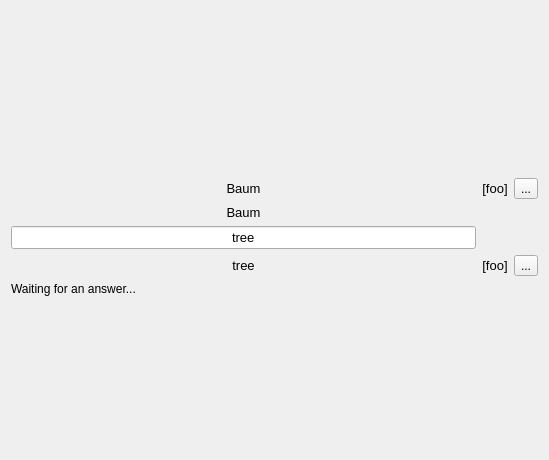
KDE/parley, file src/practice/practice_widget_written.ui: the form before one commit.
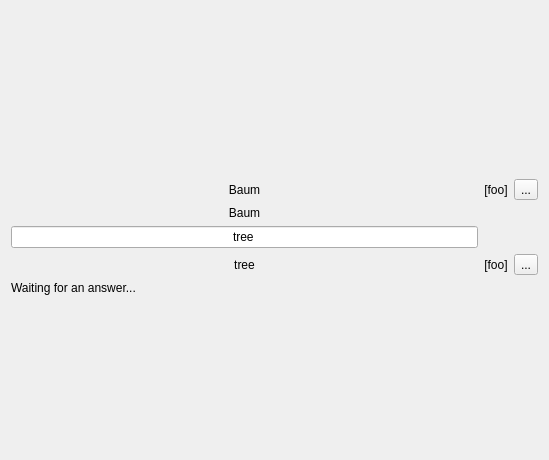
The form after the commit. Custom widgets are drawn as their Qt base class.

Commit message:
backport of r1200060: remove hardcoded font sizes
ccbug:255027

The edit to the form file:
```diff
--- a/src/practice/practice_widget_written.ui
+++ b/src/practice/practice_widget_written.ui
@@ -28,11 +28,6 @@
     <layout class="QGridLayout" name="gridLayout" columnstretch="1,0,0">
      <item row="1" column="1">
       <widget class="QLabel" name="questionPronunciationLabel">
-       <property name="font">
-        <font>
-         <pointsize>10</pointsize>
-        </font>
-       </property>
        <property name="text">
         <string comment="KDE::DoNotExtract" >[foo]</string>
        </property>
@@ -50,11 +45,6 @@
      </item>
      <item row="5" column="0">
       <widget class="KLineEdit" name="answerEdit">
-       <property name="font">
-        <font>
-         <pointsize>10</pointsize>
-        </font>
-       </property>
        <property name="text">
         <string comment="KDE::DoNotExtract" >tree</string>
        </property>
@@ -68,11 +58,6 @@
      </item>
      <item row="7" column="0">
       <widget class="QLabel" name="solutionLabel">
-       <property name="font">
-        <font>
-         <pointsize>10</pointsize>
-        </font>
-       </property>
        <property name="text">
         <string comment="KDE::DoNotExtract" >tree</string>
        </property>
@@ -86,11 +71,6 @@
      </item>
      <item row="7" column="1">
       <widget class="QLabel" name="solutionPronunciationLabel">
-       <property name="font">
-        <font>
-         <pointsize>10</pointsize>
-        </font>
-       </property>
        <property name="text">
         <string comment="KDE::DoNotExtract" >[foo]</string>
        </property>
@@ -108,11 +88,6 @@
      </item>
      <item row="3" column="0">
       <widget class="QLabel" name="mixedSolutionLabel">
-       <property name="font">
-        <font>
-         <pointsize>10</pointsize>
-        </font>
-       </property>
        <property name="text">
         <string comment="KDE::DoNotExtract" >Baum</string>
        </property>
@@ -126,11 +101,6 @@
      </item>
      <item row="1" column="0">
       <widget class="QLabel" name="questionLabel">
-       <property name="font">
-        <font>
-         <pointsize>10</pointsize>
-        </font>
-       </property>
        <property name="text">
         <string comment="KDE::DoNotExtract" >Baum</string>
        </property>
```
The commit also changes 5 other files.
